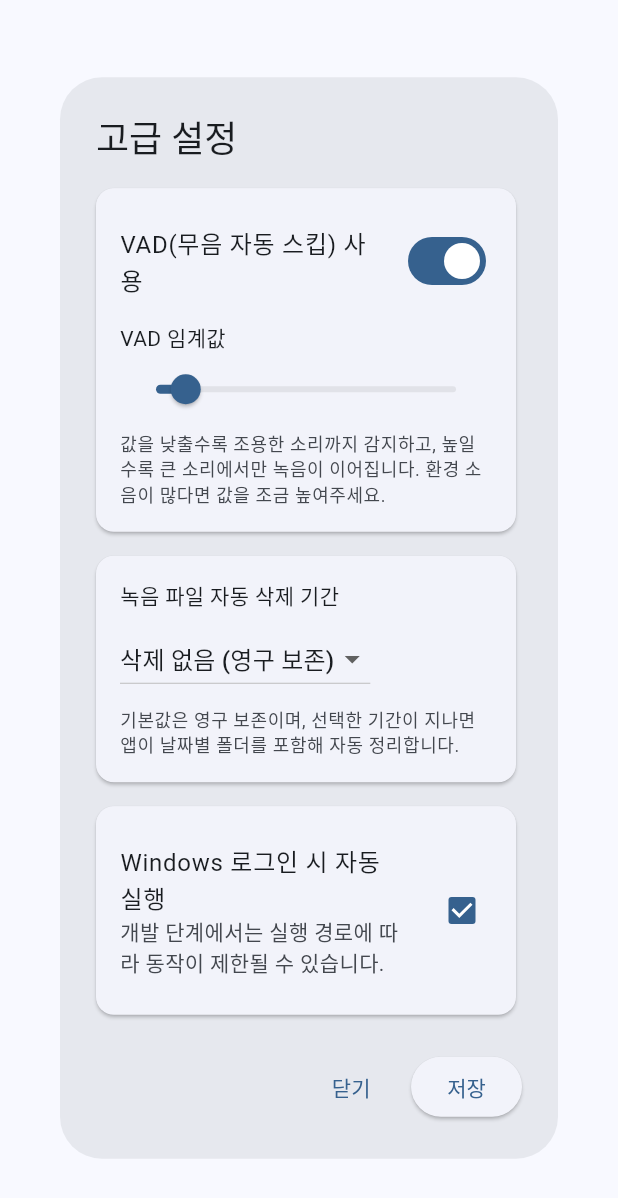
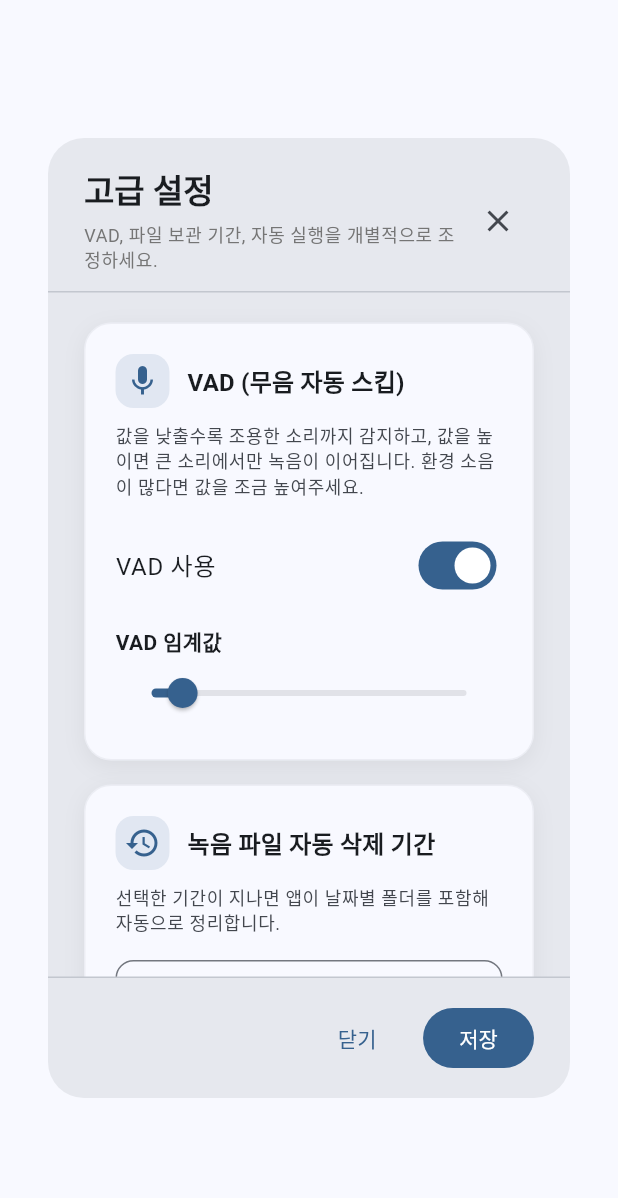
Before and after one commit to Eyebottle/eyebottlelee, a Flutter app: the AdvancedSettingsDialog widget shown alone on an empty page, opened directly, on a phone screen of 412 x 824 dp. Shown: the top 1198 px of the screen. Run offline on Flutter 3.47's test engine with Material 3 defaults, Android fonts, the phone set to English and light mode, and no system bars; our stand-ins replace logger, shared_preferences; missing offline and left inert: cron, file_selector, launch_at_startup, record, system_tray, window_manager; accounts and stored records are empty.

Commit message:
feat: split and restyle advanced settings sections

```diff
--- a/lib/ui/widgets/advanced_settings_dialog.dart
+++ b/lib/ui/widgets/advanced_settings_dialog.dart
@@ -5,8 +5,6 @@ import 'package:flutter/material.dart';
 import 'package:launch_at_startup/launch_at_startup.dart';
 
 import '../../services/settings_service.dart';
-import '../style/app_spacing.dart';
-import 'app_section_card.dart';
 
 class AdvancedSettingsDialog extends StatefulWidget {
   const AdvancedSettingsDialog({super.key});
@@ -48,39 +46,85 @@ class _AdvancedSettingsDialogState extends State<AdvancedSettingsDialog> {
   @override
   Widget build(BuildContext context) {
     final mediaSize = MediaQuery.of(context).size;
-    final maxWidth = (mediaSize.width * 0.9).clamp(0.0, 360.0);
-    final maxHeight = mediaSize.height * 0.7;
+    final maxWidth = (mediaSize.width * 0.8).clamp(360.0, 540.0);
+    final maxHeight = (mediaSize.height * 0.82).clamp(420.0, 640.0);
 
-    return AlertDialog(
-      title: const Text('고급 설정'),
-      content: _loading
+    return Dialog(
+      insetPadding: const EdgeInsets.symmetric(horizontal: 32, vertical: 24),
+      shape: RoundedRectangleBorder(borderRadius: BorderRadius.circular(24)),
+      child: ConstrainedBox(
+        constraints: BoxConstraints(maxWidth: maxWidth, maxHeight: maxHeight),
+        child: _loading
             ? const SizedBox(
-              width: 320,
-              height: 120,
-              child: Center(child: CircularProgressIndicator()))
-          : ConstrainedBox(
-              constraints: BoxConstraints(
-                maxWidth: maxWidth,
-                maxHeight: maxHeight,
-              ),
-              child: SingleChildScrollView(
-                padding: const EdgeInsets.only(right: AppSpacing.xs),
-                child: Column(
-                  mainAxisSize: MainAxisSize.min,
+                height: 240,
+                child: Center(child: CircularProgressIndicator()),
+              )
+            : Column(
                 crossAxisAlignment: CrossAxisAlignment.stretch,
                 children: [
-                    AppSectionCard(
+                  Padding(
+                    padding: const EdgeInsets.fromLTRB(24, 20, 24, 12),
+                    child: Row(
+                      children: [
+                        Expanded(
                           child: Column(
                             crossAxisAlignment: CrossAxisAlignment.start,
                             children: [
-                          SwitchListTile(
+                              Text(
+                                '고급 설정',
+                                style: Theme.of(context)
+                                    .textTheme
+                                    .titleLarge
+                                    ?.copyWith(fontWeight: FontWeight.w700),
+                              ),
+                              const SizedBox(height: 6),
+                              Text(
+                                'VAD, 파일 보관 기간, 자동 실행을 개별적으로 조정하세요.',
+                                style: Theme.of(context)
+                                    .textTheme
+                                    .bodySmall
+                                    ?.copyWith(color: Colors.grey.shade600),
+                              ),
+                            ],
+                          ),
+                        ),
+                        IconButton(
+                          tooltip: '닫기',
+                          onPressed: () => Navigator.of(context).pop(),
+                          icon: const Icon(Icons.close),
+                        ),
+                      ],
+                    ),
+                  ),
+                  const Divider(height: 1),
+                  Expanded(
+                    child: ListView(
+                      padding: const EdgeInsets.fromLTRB(24, 20, 24, 8),
+                      children: [
+                        _AdvancedCard(
+                          key: const ValueKey('vad-card'),
+                          icon: Icons.mic,
+                          title: 'VAD (무음 자동 스킵)',
+                          description:
+                              '값을 낮출수록 조용한 소리까지 감지하고, 값을 높이면 큰 소리에서만 녹음이 이어집니다. 환경 소음이 많다면 값을 조금 높여주세요.',
+                          child: Column(
+                            crossAxisAlignment: CrossAxisAlignment.start,
+                            children: [
+                              SwitchListTile.adaptive(
                                 contentPadding: EdgeInsets.zero,
-                            title: const Text('VAD(무음 자동 스킵) 사용'),
+                                title: const Text('VAD 사용'),
                                 value: _vadEnabled,
-                            onChanged: (v) => setState(() => _vadEnabled = v),
+                                onChanged: (v) =>
+                                    setState(() => _vadEnabled = v),
                               ),
-                          const SizedBox(height: AppSpacing.sm),
-                          const Text('VAD 임계값'),
+                              const SizedBox(height: 12),
+                              Text(
+                                'VAD 임계값',
+                                style: Theme.of(context)
+                                    .textTheme
+                                    .bodyMedium
+                                    ?.copyWith(fontWeight: FontWeight.w600),
+                              ),
                               Slider(
                                 value: _vadThreshold.clamp(0.001, 0.2),
                                 min: 0.001,
@@ -91,28 +135,24 @@ class _AdvancedSettingsDialogState extends State<AdvancedSettingsDialog> {
                                     ? (v) => setState(() => _vadThreshold = v)
                                     : null,
                               ),
-                          const SizedBox(height: AppSpacing.xs),
-                          Text(
-                            '값을 낮출수록 조용한 소리까지 감지하고, 높일수록 큰 소리에서만 녹음이 이어집니다. 환경 소음이 많다면 값을 조금 높여주세요.',
-                            style:
-                                Theme.of(context).textTheme.bodySmall?.copyWith(
-                                      color: Theme.of(context)
-                                          .colorScheme
-                                          .onSurfaceVariant,
-                                    ),
-                          ),
                             ],
                           ),
                         ),
-                    const SizedBox(height: AppSpacing.md),
-                    AppSectionCard(
-                      child: Column(
-                        crossAxisAlignment: CrossAxisAlignment.start,
-                        children: [
-                          const Text('녹음 파일 자동 삭제 기간'),
-                          const SizedBox(height: AppSpacing.sm),
-                          DropdownButton<RetentionOption>(
-                            value: _retentionOption,
+                        const SizedBox(height: 16),
+                        _AdvancedCard(
+                          key: const ValueKey('retention-card'),
+                          icon: Icons.history,
+                          title: '녹음 파일 자동 삭제 기간',
+                          description: '선택한 기간이 지나면 앱이 날짜별 폴더를 포함해 자동으로 정리합니다.',
+                          child: DropdownButtonFormField<RetentionOption>(
+                            initialValue: _retentionOption,
+                            decoration: InputDecoration(
+                              border: OutlineInputBorder(
+                                borderRadius: BorderRadius.circular(12),
+                              ),
+                              contentPadding: const EdgeInsets.symmetric(
+                                  horizontal: 12, vertical: 12),
+                            ),
                             items: RetentionOption.values
                                 .map(
                                   (option) => DropdownMenuItem(
@@ -127,45 +167,46 @@ class _AdvancedSettingsDialogState extends State<AdvancedSettingsDialog> {
                               }
                             },
                           ),
-                          const SizedBox(height: AppSpacing.sm),
-                          Text(
-                            '기본값은 영구 보존이며, 선택한 기간이 지나면 앱이 날짜별 폴더를 포함해 자동 정리합니다.',
-                            style:
-                                Theme.of(context).textTheme.bodySmall?.copyWith(
-                                      color: Theme.of(context)
-                                          .colorScheme
-                                          .onSurfaceVariant,
+                        ),
+                        const SizedBox(height: 16),
+                        _AdvancedCard(
+                          key: const ValueKey('auto-launch-card'),
+                          icon: Icons.play_circle,
+                          title: 'Windows 로그인 시 자동 실행',
+                          description: '개발 단계에서는 실행 경로에 따라 동작이 제한될 수 있습니다.',
+                          child: SwitchListTile.adaptive(
+                            contentPadding: EdgeInsets.zero,
+                            title: const Text('자동 실행 사용'),
+                            value: _launchAtStartup,
+                            onChanged: (v) =>
+                                setState(() => _launchAtStartup = v),
                           ),
                         ),
                       ],
                     ),
                   ),
-                    const SizedBox(height: AppSpacing.md),
-                    AppSectionCard(
-                      child: CheckboxListTile(
-                        contentPadding: EdgeInsets.zero,
-                        title: const Text('Windows 로그인 시 자동 실행'),
-                        value: _launchAtStartup,
-                        onChanged: (v) =>
-                            setState(() => _launchAtStartup = v ?? true),
-                        subtitle:
-                            const Text('개발 단계에서는 실행 경로에 따라 동작이 제한될 수 있습니다.'),
+                  const Divider(height: 1),
+                  Padding(
+                    padding: const EdgeInsets.symmetric(
+                        horizontal: 24, vertical: 16),
+                    child: Row(
+                      mainAxisAlignment: MainAxisAlignment.end,
+                      children: [
+                        TextButton(
+                          onPressed: () => Navigator.of(context).pop(),
+                          child: const Text('닫기'),
+                        ),
+                        const SizedBox(width: 12),
+                        FilledButton(
+                          onPressed: _save,
+                          child: const Text('저장'),
+                        ),
+                      ],
                     ),
                   ),
                 ],
               ),
       ),
-            ),
-      actions: [
-        TextButton(
-          onPressed: () => Navigator.of(context).pop(),
-          child: const Text('닫기'),
-        ),
-        ElevatedButton(
-          onPressed: _save,
-          child: const Text('저장'),
-        ),
-      ],
     );
   }
 
@@ -203,6 +244,77 @@ class _AdvancedSettingsDialogState extends State<AdvancedSettingsDialog> {
     if (mounted) {
       Navigator.of(context).pop('saved');
     }
+  }
+}
+
+class _AdvancedCard extends StatelessWidget {
+  const _AdvancedCard({
+    super.key,
+    required this.icon,
+    required this.title,
+    required this.description,
+    required this.child,
+  });
+
+  final IconData icon;
+  final String title;
+  final String description;
+  final Widget child;
+
+  @override
+  Widget build(BuildContext context) {
+    final theme = Theme.of(context);
+    final accent = theme.colorScheme.primary;
+    final muted = theme.colorScheme.onSurfaceVariant;
+    return Container(
+      decoration: BoxDecoration(
+        color: theme.colorScheme.surface,
+        borderRadius: BorderRadius.circular(18),
+        border:
+            Border.all(color: theme.colorScheme.outlineVariant.withAlpha(60)),
+        boxShadow: const [
+          BoxShadow(
+            color: Color(0x0F000000),
+            blurRadius: 12,
+            offset: Offset(0, 4),
+          ),
+        ],
+      ),
+      padding: const EdgeInsets.all(20),
+      child: Column(
+        crossAxisAlignment: CrossAxisAlignment.start,
+        children: [
+          Row(
+            children: [
+              Container(
+                width: 36,
+                height: 36,
+                decoration: BoxDecoration(
+                  color: accent.withAlpha(30),
+                  borderRadius: BorderRadius.circular(12),
+                ),
+                child: Icon(icon, color: accent),
+              ),
+              const SizedBox(width: 12),
+              Expanded(
+                child: Text(
+                  title,
+                  style: theme.textTheme.titleMedium
+                      ?.copyWith(fontWeight: FontWeight.w700),
+                ),
+              ),
+            ],
+          ),
+          const SizedBox(height: 10),
+          Text(
+            description,
+            style: theme.textTheme.bodySmall?.copyWith(color: muted),
+          ),
+          const SizedBox(height: 16),
+          child,
+        ],
+      ),
+    );
   }
 }
 
```
Lines whose indentation alone changed are shown as unchanged.
